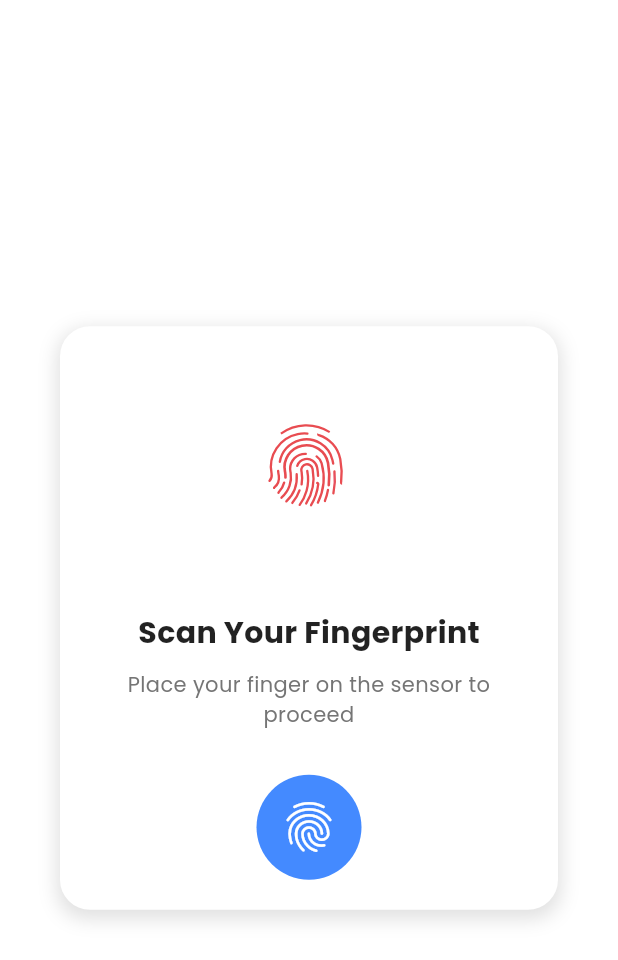
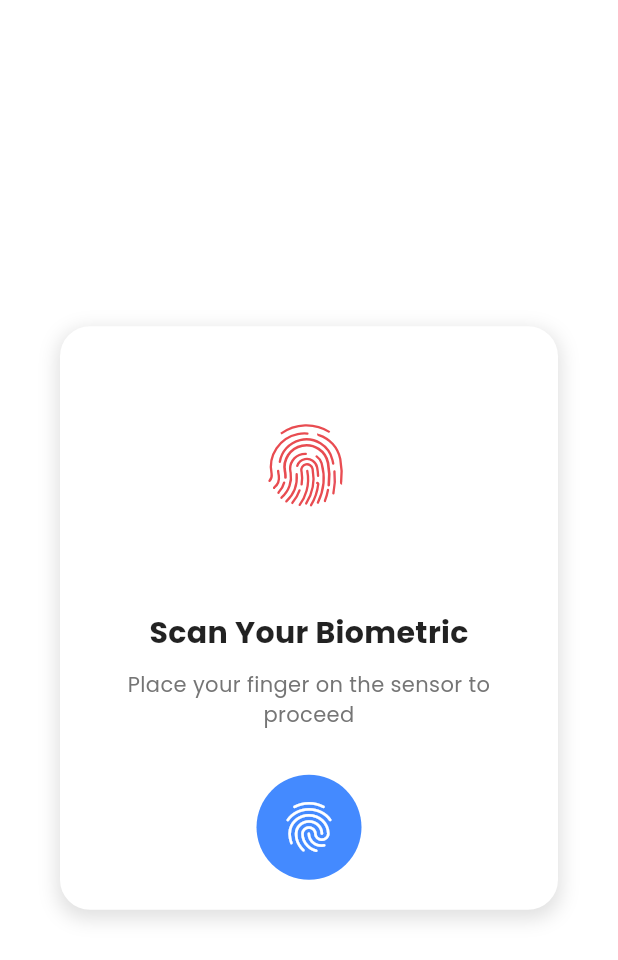
Before and after one commit to Light19-2003/Hrapp, a Flutter app: the AuthScreen screen opened directly, on a phone screen of 412 x 824 dp. Shown: the top 960 px of the screen. Run offline on Flutter 3.47's test engine with Material 3 defaults, Android fonts, the phone set to English and light mode, and no system bars; our stand-ins replace confetti, curved_labeled_navigation_bar, dropdown_textfield, flutter_local_notifications, flutter_screenutil, flutter_slidable and 13 more; missing offline and left inert: number_to_words, number_to_words_english, ribbon_widget, show_hide_password; accounts and stored records are empty; network calls fail.

Commit message:
new changes  for IOS

```diff
--- a/lib/Login/NewLoginScreen.dart
+++ b/lib/Login/NewLoginScreen.dart
@@ -12,7 +12,7 @@ class Newloginscreen extends StatelessWidget {
 
   @override
   Widget build(BuildContext context) {
-    Profilecontroller profilecontroller = Get.put(Profilecontroller());
+
     final Login = Get.put(Logincontroller());
     return Scaffold(
         backgroundColor: Palette.Kwhite,
--- a/lib/bulider/ApproverDetailsBulider.dart
+++ b/lib/bulider/ApproverDetailsBulider.dart
@@ -17,7 +17,7 @@ class Approverdetailsbulider extends StatelessWidget {
     return Obx(() {
       if (approvaldetailscontroller.approvalerlist.isEmpty) {
         return Center(
-          child: Text("You do not have permission to approve the leave"),
+          child: Text("No New Nofication "),
         );
       } else {
         return ListView.builder(
--- a/lib/view/Auth_Screen/Auth.dart
+++ b/lib/view/Auth_Screen/Auth.dart
@@ -49,7 +49,7 @@ class AuthScreen extends StatelessWidget {
                     SizedBox(height: 20),
 
                     Text(
-                      "Scan Your Fingerprint",
+                      "Scan Your Biometric",
                       style: TextStyle(
                         fontSize: 20,
                         fontWeight: FontWeight.bold,
--- a/lib/view/navbar.dart
+++ b/lib/view/navbar.dart
@@ -43,7 +43,7 @@ class _NavbarState extends State<Navbar> {
                   Icon(Icons.fingerprint, size: 48, color: Colors.blue),
                   const SizedBox(height: 16),
                   const Text(
-                    "Do you want to add the Fingerprint?",
+                    "Do you want to add the Biometric?",
                     style: TextStyle(
                       fontSize: 18,
                       fontWeight: FontWeight.bold,
--- a/pubspec.yaml
+++ b/pubspec.yaml
@@ -1,8 +1,7 @@
 name: hrapp
 description: "A new Flutter project."
 publish_to: "none"
-
-version: 1.0.1+16
+version: 1.0.1+17
 
 environment:
   sdk: ^3.5.2
```
